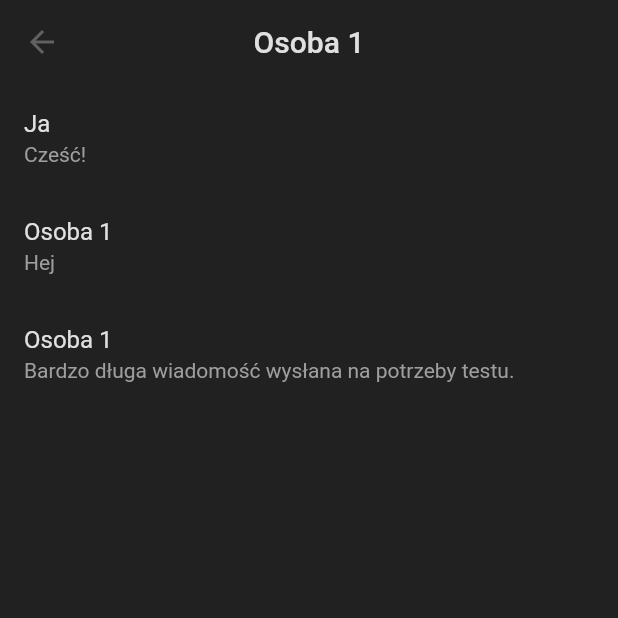
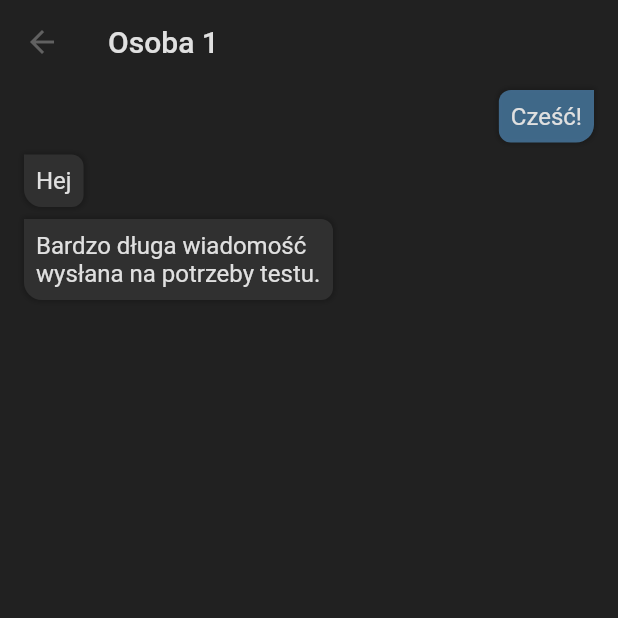
Before and after one commit to HackHeroes-2019-II-LO/app, a Flutter app: the screen it shows after launch, after a tap on "Osoba 1", on a phone screen of 412 x 824 dp, the top half of it. Run offline on Flutter 3.47's test engine with Material 2 defaults, Android fonts, the phone set to English and light mode, and no system bars.

Commit message:
Style conversation view with chat bubbles

```diff
--- a/lib/views/conversation_view.dart
+++ b/lib/views/conversation_view.dart
@@ -1,6 +1,7 @@
 import 'package:flutter/material.dart';
 import 'package:hack_heroes/model.dart';
 import 'package:hack_heroes/widgets/app_bar.dart';
+import 'package:hack_heroes/widgets/chat_bubble.dart';
 import 'package:scoped_model/scoped_model.dart';
 
 class ConversationView extends StatelessWidget {
@@ -10,6 +11,7 @@ class ConversationView extends StatelessWidget {
     return Scaffold(
       appBar: ToDoAppBar(
         texts: [partner],
+        center: false,
         leading: IconButton(
           icon: Icon(Icons.arrow_back),
           onPressed: () => Navigator.of(context).pop(),
@@ -19,9 +21,13 @@ class ConversationView extends StatelessWidget {
         builder: (context, child, model) {
           final convo = model.convoWith(partner);
           return ListView.builder(
-            itemBuilder: (context, index) => ListTile(
+            itemBuilder: (context, index) =>
+                /* ListTile(
               title: Text(convo.messages[index].isOwned ? 'Ja' : partner),
               subtitle: Text(convo.messages[index].content),
+            ),*/
+                ChatBubble(
+              message: convo.messages[index],
             ),
             itemCount: convo.messages.length,
           );
--- a/lib/widgets/app_bar.dart
+++ b/lib/widgets/app_bar.dart
@@ -4,10 +4,12 @@ class ToDoAppBar extends AppBar {
   ToDoAppBar({
     @required this.texts,
     this.selected = 0,
+    this.center = true,
     this.actions,
     this.leading,
   })  : assert(texts != null),
         assert(selected != null),
+        assert(center != null),
         super(
           title: AnimatedSwitcher(
             child: Text(
@@ -16,13 +18,14 @@ class ToDoAppBar extends AppBar {
             ),
             duration: kThemeAnimationDuration,
           ),
-          centerTitle: true,
+          centerTitle: center,
           actions: actions,
           leading: leading,
         );
 
   final List<String> texts;
   final int selected;
+  final bool center;
   final List<Widget> actions;
   final Widget leading;
 }
--- /dev/null
+++ b/lib/widgets/chat_bubble.dart
@@ -0,0 +1,50 @@
+import 'package:flutter/material.dart';
+import 'package:hack_heroes/types.dart';
+
+class ChatBubble extends StatelessWidget {
+  final Message message;
+
+  const ChatBubble({@required this.message});
+
+  @override
+  Widget build(BuildContext context) => Column(
+        crossAxisAlignment:
+            message.isOwned ? CrossAxisAlignment.end : CrossAxisAlignment.start,
+        children: <Widget>[
+          Container(
+            margin: const EdgeInsets.symmetric(vertical: 4, horizontal: 16),
+            padding: const EdgeInsets.all(8),
+            decoration: BoxDecoration(
+              boxShadow: [
+                BoxShadow(
+                  blurRadius: 2.0,
+                  spreadRadius: 1.0,
+                  color: Colors.black.withOpacity(0.2),
+                )
+              ],
+              color: message.isOwned
+                  ? Theme.of(context).accentColor.withOpacity(0.5)
+                  : Theme.of(context).cardColor,
+              borderRadius: message.isOwned
+                  ? BorderRadius.only(
+                      topLeft: Radius.circular(8),
+                      bottomRight: Radius.circular(12),
+                      bottomLeft: Radius.circular(8),
+                    )
+                  : BorderRadius.only(
+                      topRight: Radius.circular(8),
+                      bottomRight: Radius.circular(8),
+                      bottomLeft: Radius.circular(12),
+                    ),
+            ),
+            constraints: BoxConstraints(
+              maxWidth: MediaQuery.of(context).size.width / 2,
+            ),
+            child: Text(
+              message.content,
+              style: TextStyle(fontSize: 16),
+            ),
+          )
+        ],
+      );
+}
```
